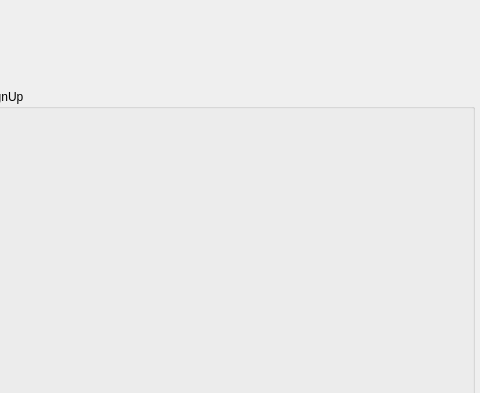
Ragab21/AI-XO, file Log/mainwindow.ui: the form before one commit; both pictures show x 115 to 595 and y 0 to 393 of the 800 by 600 pixel window.
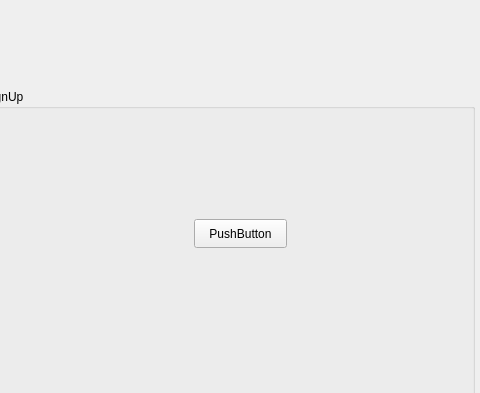
The form after the commit.

Diff of the .ui file:
```diff
--- a/Log/mainwindow.ui
+++ b/Log/mainwindow.ui
@@ -159,6 +159,19 @@
         <property name="title">
          <string>SignUp</string>
         </property>
+        <widget class="QPushButton" name="pushButton_2">
+         <property name="geometry">
+          <rect>
+           <x>210</x>
+           <y>130</y>
+           <width>93</width>
+           <height>29</height>
+          </rect>
+         </property>
+         <property name="text">
+          <string>PushButton</string>
+         </property>
+        </widget>
        </widget>
       </widget>
       <widget class="QWidget" name="Main_Page"/>
```
